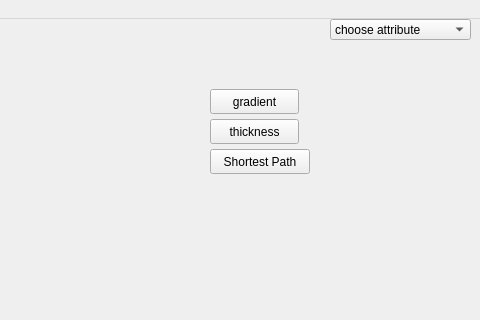
Before: the Qt Designer form frontend/resource/GUI.ui in gintalk/network-visualization-main, drawn with Qt 5; both pictures show x 780 to 1260 and y 0 to 320 of the 1260 by 768 pixel window.
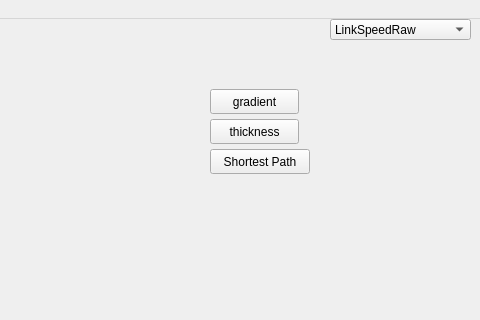
After: the same form once the commit is applied. Icons and pictures are not drawn.

```diff
--- a/frontend/resource/GUI.ui
+++ b/frontend/resource/GUI.ui
@@ -83,16 +83,6 @@
       <height>21</height>
      </rect>
     </property>
-    <item>
-     <property name="text">
-      <string>choose attribute</string>
-     </property>
-    </item>
-    <item>
-     <property name="text">
-      <string>delay</string>
-     </property>
-    </item>
     <item>
      <property name="text">
       <string>LinkSpeedRaw</string>
```
Left out of the diff: 5 changed lines with no effect on the pictures.
